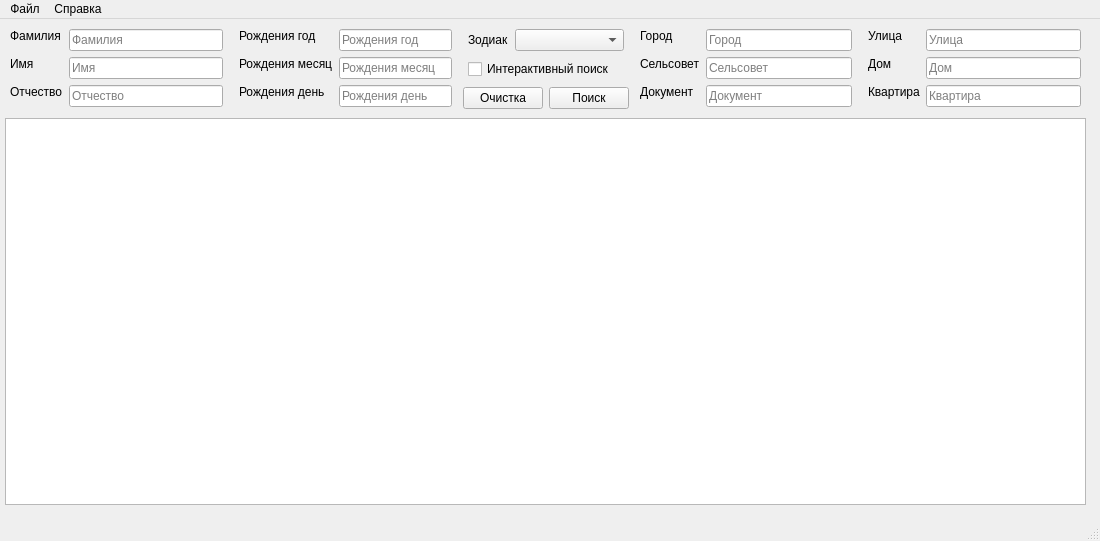
First picture: the form in qt_bd_ui_main.ui, repository MindVersal/python_bd, before the edit.
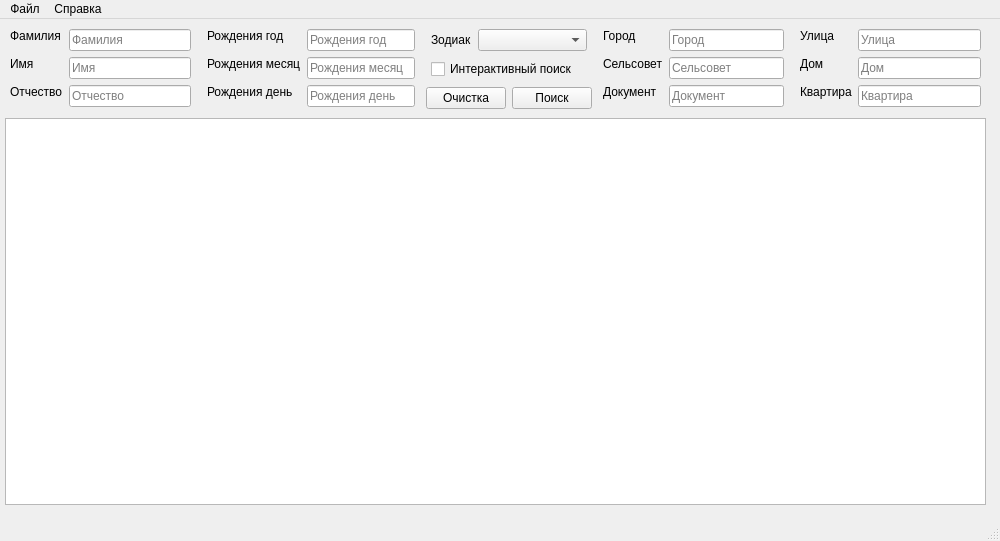
Second picture: the form after the edit. Icons and pictures are not drawn.

```diff
--- a/qt_bd_ui_main.ui
+++ b/qt_bd_ui_main.ui
@@ -6,7 +6,7 @@
    <rect>
     <x>0</x>
     <y>0</y>
-    <width>1100</width>
+    <width>1000</width>
     <height>537</height>
    </rect>
   </property>
@@ -38,7 +38,7 @@
    </property>
    <property name="minimumSize">
     <size>
-     <width>1100</width>
+     <width>1000</width>
      <height>500</height>
     </size>
    </property>
@@ -59,7 +59,7 @@
      <rect>
       <x>0</x>
       <y>0</y>
-      <width>1091</width>
+      <width>991</width>
       <height>491</height>
      </rect>
     </property>
@@ -699,7 +699,7 @@
     <rect>
      <x>0</x>
      <y>0</y>
-     <width>1100</width>
+     <width>1000</width>
      <height>19</height>
     </rect>
    </property>
```
Left out of the diff: 2 changed lines with no effect on the pictures.
